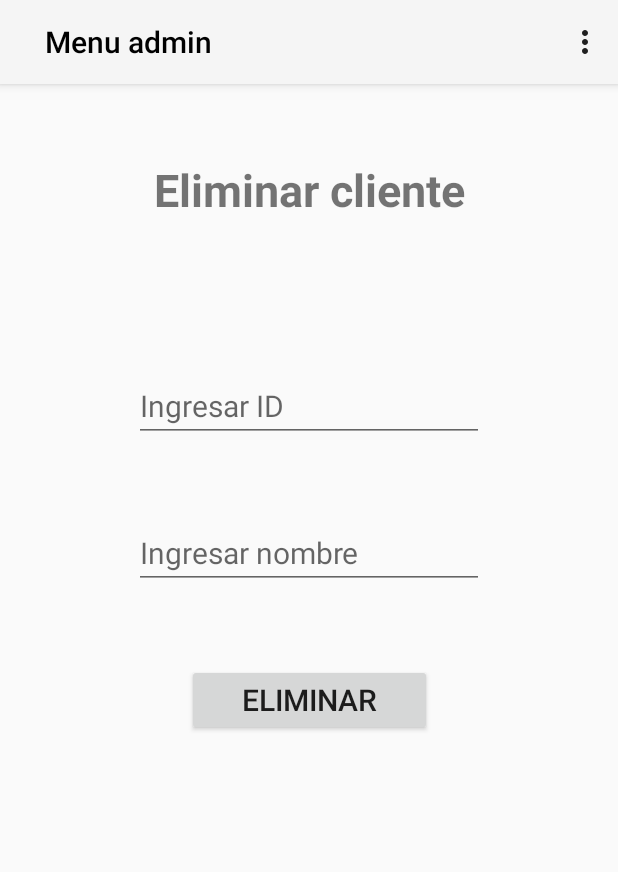
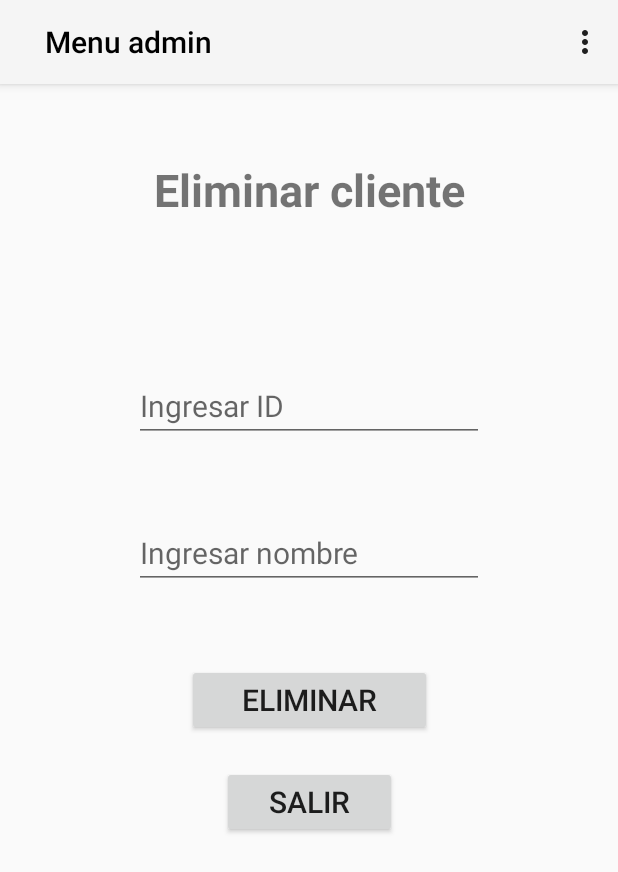
Before and after one commit to gasToledo/TP2-Empresa-Telefonica-Android, an Android app: the QuitarClienteFragment screen opened through its navigation route, on a phone screen of 412 x 824 dp. Shown: the top 872 px of the screen. Run offline under Robolectric (Android 15) with nearby library versions, the phone set to English and light mode, and no system bars.

Commit message:
quitarCliente implementado

```diff
--- a/TP2EmpresaTelefonica/app/src/main/java/com/example/tp2empresatelefonica/interfaz/activities/MenuPrincipalAdmin.kt
+++ b/TP2EmpresaTelefonica/app/src/main/java/com/example/tp2empresatelefonica/interfaz/activities/MenuPrincipalAdmin.kt
@@ -52,22 +52,12 @@ class MenuPrincipalAdmin : AppCompatActivity() {
 
             R.id.action_agregar_cliente -> {
 
-                /*
-                Abrir un fragmento que permita agregar el cliente
-                ingresando informacion
-                 */
                 iniciarFragmentoAgregarCliente()
-
                 true
-
             }
 
             R.id.action_quitar_cliente -> {
 
-                /*
-                Agregar un fragmento que permita quitar al cliente
-                ingresando su nombre o ID
-                 */
                 iniciarFragmentoQuitarCliente()
                 true
             }
@@ -102,10 +92,6 @@ class MenuPrincipalAdmin : AppCompatActivity() {
 
     private fun iniciarMenu(){
 
-       /* val intent : Intent = intent
-        val userName = intent.getStringExtra("nombre_del_usuario")
-
-        binding.tituloMenuPrincipalAdmin.text = "Bienvenido al menu $userName"*/
         iniciarSistema(sistemaPrincipal)
 
     }
--- a/TP2EmpresaTelefonica/app/src/main/java/com/example/tp2empresatelefonica/interfaz/fragments/QuitarClienteFragment.kt
+++ b/TP2EmpresaTelefonica/app/src/main/java/com/example/tp2empresatelefonica/interfaz/fragments/QuitarClienteFragment.kt
@@ -20,9 +20,9 @@ class QuitarClienteFragment : Fragment() {
         inflater: LayoutInflater, container: ViewGroup?,
         savedInstanceState: Bundle?
     ): View {
-        // Inflate the layout for this fragment
 
         binding = FragmentQuitarClienteBinding.inflate(inflater,container,false)
+
         return binding.root
     }
 
@@ -36,6 +36,10 @@ class QuitarClienteFragment : Fragment() {
             if(quitarCliente(binding.quitarClienteId.text.toString(), binding.quitarClienteNombre.text.toString())){
                 navController.navigate(R.id.action_quitarClienteFragment_to_menuAdmin)
             }
+        }
+
+        binding.quitarClienteButtonSalir.setOnClickListener {
+            navController.navigate(R.id.action_quitarClienteFragment_to_menuAdmin)
         }
     }
 
--- a/TP2EmpresaTelefonica/app/src/main/res/layout/fragment_quitar_cliente.xml
+++ b/TP2EmpresaTelefonica/app/src/main/res/layout/fragment_quitar_cliente.xml
@@ -5,6 +5,22 @@
     android:layout_width="match_parent"
     android:layout_height="match_parent"
     tools:context=".interfaz.fragments.QuitarClienteFragment">
+
+
+    <Button
+        android:layout_width="wrap_content"
+        android:layout_height="wrap_content"
+        android:id="@+id/quitarClienteButtonSalir"
+        android:text="@string/salir"
+        android:textSize="20sp"
+        android:ems="5"
+        android:layout_marginTop="20dp"
+
+        app:layout_constraintEnd_toEndOf="parent"
+        app:layout_constraintStart_toStartOf="parent"
+
+        app:layout_constraintTop_toBottomOf="@+id/quitarClienteButton"
+        />
 
     <TextView
         android:layout_width="wrap_content"
```
